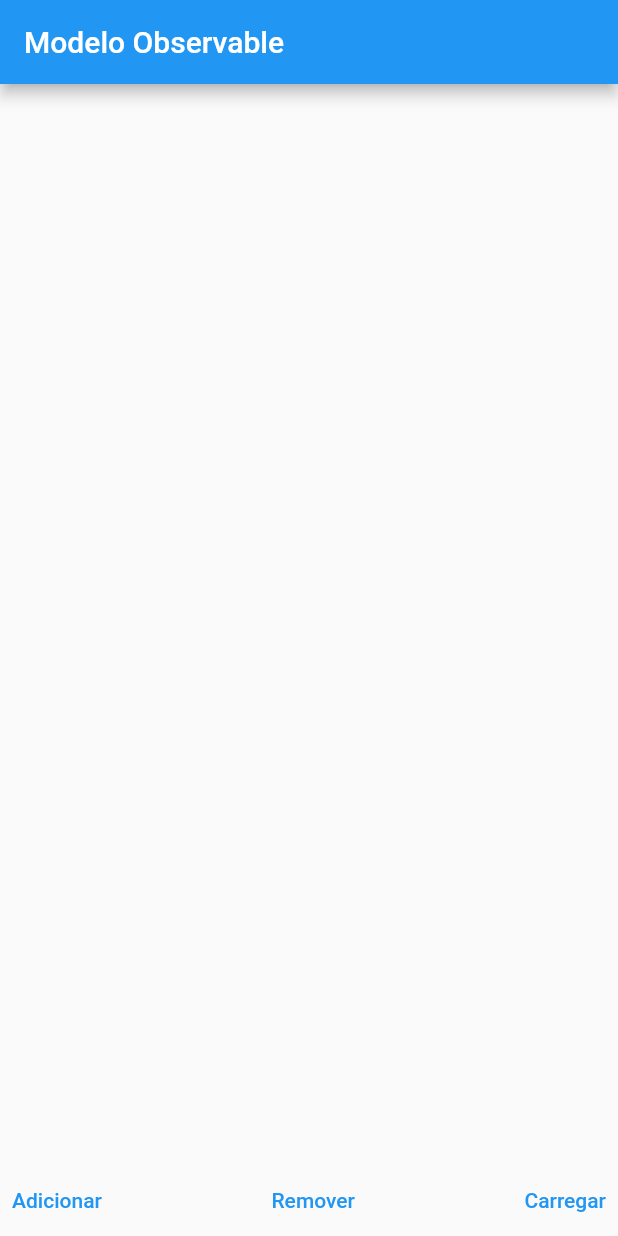
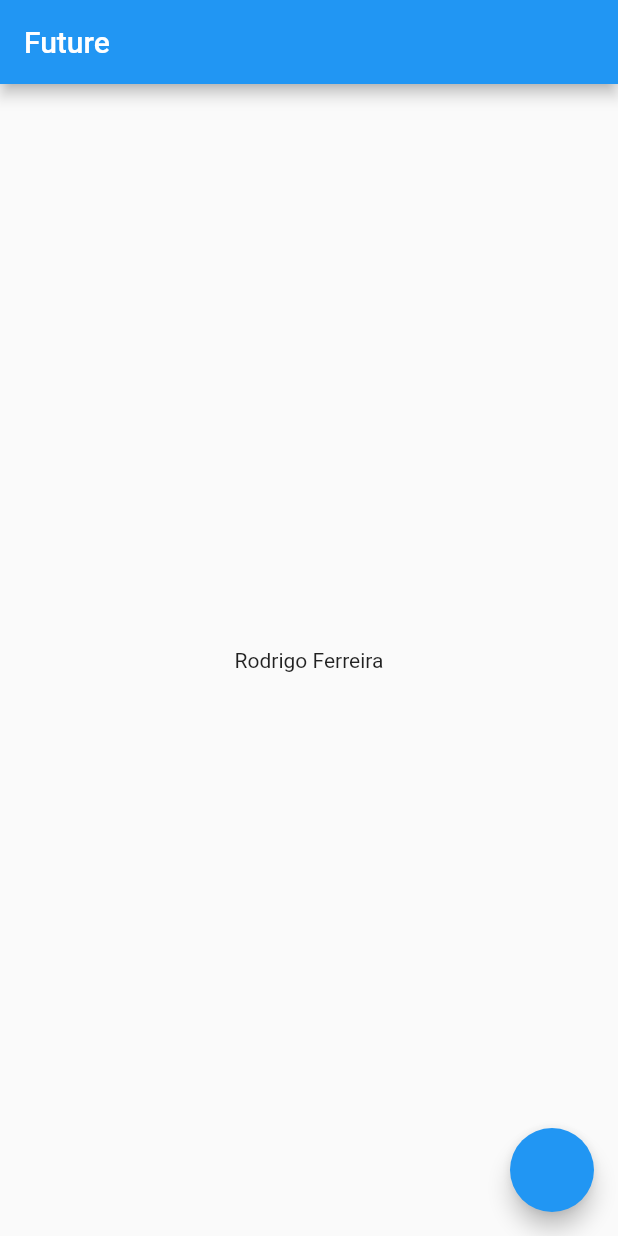
Before and after one commit to Rodrigossff91/MOBX-IMC, a Flutter app: the screen it shows after launch, on a phone screen of 412 x 824 dp. Run offline on Flutter 3.47's test engine with Material 2 defaults, Android fonts, the phone set to English and light mode, and no system bars; our stand-ins replace currency_text_input_formatter, flutter_mobx, mobx, syncfusion_flutter_gauges; generated files the repository leaves out were written again.

Commit message:
Future Observable

```diff
--- a/mobx_imc/lib/main.dart
+++ b/mobx_imc/lib/main.dart
@@ -1,5 +1,6 @@
 import 'package:flutter/material.dart';
-import 'package:mobx_imc/observables/modelo_observado/modelo_observado_page.dart';
+
+import 'observables/future/future_page.dart';
 
 void main() {
   runApp(MyApp());
@@ -13,7 +14,7 @@ class MyApp extends StatelessWidget {
       theme: ThemeData(
         primarySwatch: Colors.blue,
       ),
-      home: ModeloObservadoPage(),
+      home: FuturePage(),
     );
   }
 }
--- /dev/null
+++ b/mobx_imc/lib/observables/future/future_controller.dart
@@ -0,0 +1,18 @@
+import 'package:mobx/mobx.dart';
+
+part 'future_controller.g.dart';
+
+class FutureController = _FutureControllerBase with _$FutureController;
+
+abstract class _FutureControllerBase with Store {
+  @observable
+  //var nomeFuture = Future.value('').asObservable();
+  var nomeFuture = ObservableFuture.value('');
+
+  Future<void> buscarNome() async {
+    final buscarNomeFuture =
+        Future.delayed(Duration(seconds: 2), () => "Rodrigo Ferreira");
+    nomeFuture = buscarNomeFuture.asObservable();
+    nomeFuture = ObservableFuture(buscarNomeFuture);
+  }
+}
--- /dev/null
+++ b/mobx_imc/lib/observables/future/future_page.dart
@@ -0,0 +1,57 @@
+import 'package:flutter/material.dart';
+import 'package:flutter_mobx/flutter_mobx.dart';
+import 'package:mobx_imc/observables/future/future_controller.dart';
+
+class FuturePage extends StatefulWidget {
+  const FuturePage({Key? key}) : super(key: key);
+
+  @override
+  _FuturePageState createState() => _FuturePageState();
+}
+
+class _FuturePageState extends State<FuturePage> {
+  final controller = FutureController();
+
+  @override
+  void initState() {
+    controller.buscarNome();
+    super.initState();
+  }
+
+  @override
+  Widget build(BuildContext context) {
+    return Scaffold(
+        appBar: AppBar(
+          title: const Text('Future'),
+        ),
+        floatingActionButton: FloatingActionButton(onPressed: (() {
+          controller.buscarNome();
+        })),
+        body: Observer(
+          builder: (_) {
+            return FutureBuilder<String>(
+                future: controller.nomeFuture,
+                builder: ((context, snapshot) {
+                  switch (snapshot.connectionState) {
+                    case ConnectionState.none:
+                      return SizedBox.shrink();
+                    case ConnectionState.waiting:
+                    case ConnectionState.active:
+                      return Center(
+                        child: CircularProgressIndicator(),
+                      );
+                    case ConnectionState.done:
+                      if (snapshot.hasData) {
+                        return Center(
+                          child: Text(snapshot.data!),
+                        );
+                      }
+                      return Center(
+                        child: Text("Nome não encontrado"),
+                      );
+                  }
+                }));
+          },
+        ));
+  }
+}
```
Also changed, not shown: mobx_imc/lib/observables/future/future_controller.g.dart (added), mobx_imc/lib/observables/modelo_observado/modelo_observado_controller.g.dart.
